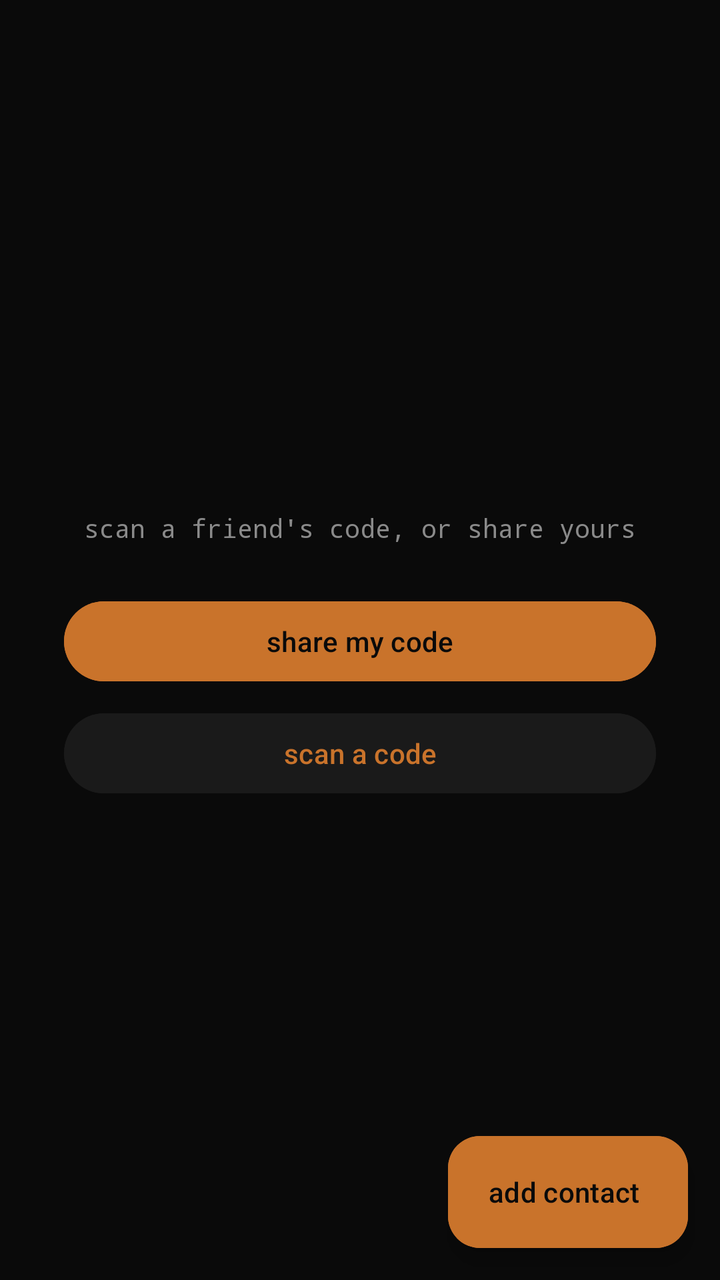
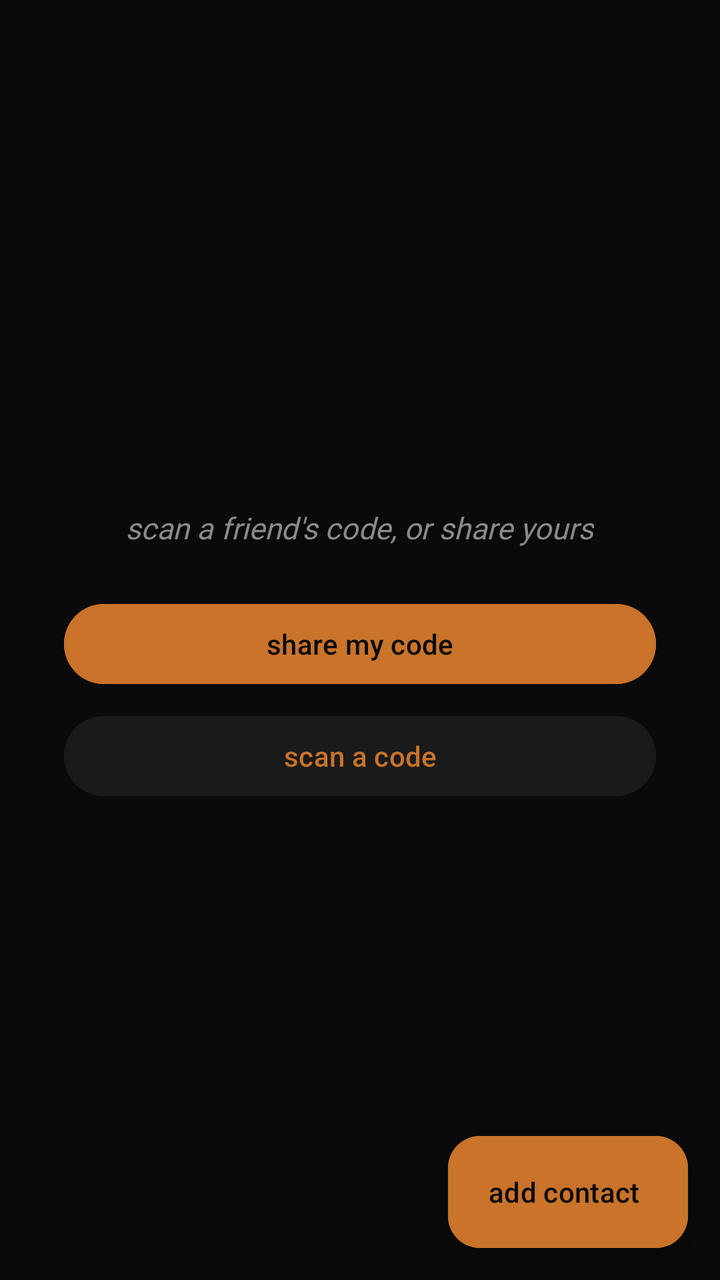

Two renders of the same Android screen: before a commit and after it. Below are the layout's source before the change and the commit's diff.
<!-- AndroidManifest.xml: application theme Theme.Fetchit -->
<!-- res/layout/view_chat_list.xml -->
<?xml version="1.0" encoding="utf-8"?>
<FrameLayout xmlns:android="http://schemas.android.com/apk/res/android"
    android:layout_width="match_parent"
    android:layout_height="match_parent">

    
    <androidx.recyclerview.widget.RecyclerView
        android:id="@+id/chatContactList"
        android:layout_width="match_parent"
        android:layout_height="match_parent"
        android:paddingBottom="72dp"
        android:clipToPadding="false"
        android:visibility="gone" />

    
    <LinearLayout
        android:id="@+id/chatEmptyState"
        android:layout_width="match_parent"
        android:layout_height="match_parent"
        android:orientation="vertical"
        android:gravity="center"
        android:padding="32dp">

        <ImageView
            android:id="@+id/chatPairQr"
            android:layout_width="240dp"
            android:layout_height="240dp"
            android:scaleType="fitCenter"
            android:contentDescription="@string/chat_pair_qr_desc"
            android:visibility="gone" />

        <TextView
            android:id="@+id/chatConnectingText"
            android:layout_width="wrap_content"
            android:layout_height="wrap_content"
            android:text="@string/chat_connecting"
            android:textColor="?attr/fetchitAsh"
            android:fontFamily="monospace"
            android:textSize="13sp"
            android:visibility="gone" />

        <TextView
            android:layout_width="wrap_content"
            android:layout_height="wrap_content"
            android:layout_marginTop="16dp"
            android:text="@string/chat_empty_hint"
            android:textColor="?attr/fetchitAsh"
            android:fontFamily="monospace"
            android:textSize="13sp"
            android:gravity="center" />

        <Button
            android:id="@+id/sharePairButton"
            android:layout_width="match_parent"
            android:layout_height="wrap_content"
            android:layout_marginTop="24dp"
            android:text="@string/chat_share_my_code"
            android:backgroundTint="?attr/fetchitCopper"
            android:textColor="?attr/fetchitInk" />

        <Button
            android:id="@+id/scanPairButton"
            android:layout_width="match_parent"
            android:layout_height="wrap_content"
            android:layout_marginTop="8dp"
            android:text="@string/chat_scan_a_code"
            android:backgroundTint="?attr/fetchitInk3"
            android:textColor="?attr/fetchitCopper" />

    </LinearLayout>

    
    <TextView
        android:id="@+id/chatConnectionLostBanner"
        android:layout_width="match_parent"
        android:layout_height="wrap_content"
        android:layout_gravity="top"
        android:text="@string/chat_connection_lost"
        android:textColor="?attr/fetchitBone"
        android:fontFamily="monospace"
        android:textSize="11sp"
        android:gravity="center"
        android:paddingVertical="6dp"
        android:background="#FF3A3832"
        android:visibility="gone" />

    
    <com.google.android.material.floatingactionbutton.ExtendedFloatingActionButton
        android:id="@+id/addContactButton"
        android:layout_width="wrap_content"
        android:layout_height="wrap_content"
        android:layout_gravity="bottom|end"
        android:layout_margin="16dp"
        android:text="@string/chat_add_contact"
        android:backgroundTint="?attr/fetchitCopper"
        android:textColor="?attr/fetchitInk" />

</FrameLayout>
<!-- resources referenced by this layout -->
<resources>
  <string name="chat_add_contact">add contact</string>
  <string name="chat_connecting">connecting…</string>
  <string name="chat_connection_lost">connection lost</string>
  <string name="chat_empty_hint">scan a friend\'s code, or share yours</string>
  <string name="chat_pair_qr_desc">your chat pairing QR code</string>
  <string name="chat_scan_a_code">scan a code</string>
  <string name="chat_share_my_code">share my code</string>
  <style name="Theme.Fetchit" parent="Theme.Fetchit.Dark" />
  <style name="Theme.Fetchit.Dark" parent="Theme.Fetchit.Base">
          <item name="fetchitInk">#0a0a0a</item>
          <item name="fetchitInk2">#141414</item>
          <item name="fetchitInk3">#1a1a1a</item>
          <item name="fetchitLine">#222222</item>
          <item name="fetchitBone">#f5f2eb</item>
          <item name="fetchitBoneDim">#d6cfc0</item>
          <item name="fetchitAsh">#8a8a8a</item>
          <item name="fetchitCopper">#c9732b</item>
          <item name="fetchitCopperBright">#e58a3f</item>
          <item name="fetchitRust">#ff8a7a</item>
          <item name="fetchitSignalOk">#6ab04c</item>
          <item name="android:windowLightStatusBar">false</item>
      </style>
  <style name="Theme.Fetchit.Base" parent="Theme.Material3.DayNight.NoActionBar">
          <item name="colorPrimary">?attr/fetchitCopper</item>
          <item name="colorOnPrimary">?attr/fetchitInk</item>
          <item name="colorSecondary">?attr/fetchitCopperBright</item>
          <item name="android:statusBarColor">?attr/fetchitInk</item>
          <item name="android:navigationBarColor">?attr/fetchitInk</item>
          <item name="android:windowBackground">?attr/fetchitInk</item>
      </style>
</resources>

<!-- the commit's change to res/layout/view_chat_list.xml (unified diff, before → after) -->
@@ -45,8 +45,9 @@
             android:layout_marginTop="16dp"
             android:text="@string/chat_empty_hint"
             android:textColor="?attr/fetchitAsh"
-            android:fontFamily="monospace"
-            android:textSize="13sp"
+            android:fontFamily="@font/instrument_serif"
+            android:textStyle="italic"
+            android:textSize="15sp"
             android:gravity="center" />
 
         <Button
<!-- resource entries referenced after the edit -->
@@ -19,7 +19,9 @@
           <item name="fetchitCopper">#c9732b</item>
           <item name="fetchitCopperBright">#e58a3f</item>
           <item name="fetchitRust">#ff8a7a</item>
-          <item name="fetchitSignalOk">#6ab04c</item>
+          <item name="fetchitSignalOk">#56b292</item>
+          <item name="fetchitGold">#d9a440</item>
+          <item name="fetchitGoldBright">#e8bc62</item>
           <item name="android:windowLightStatusBar">false</item>
       </style>
   <style name="Theme.Fetchit.Base" parent="Theme.Material3.DayNight.NoActionBar">
